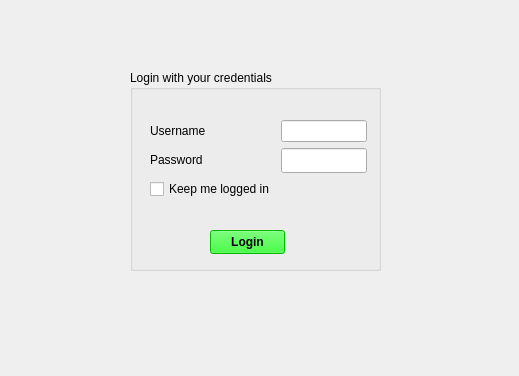
The window that Presentation/LoginWidget.ui (TarcaAndrei/NotesApp) describes before a commit, drawn with Qt 5.
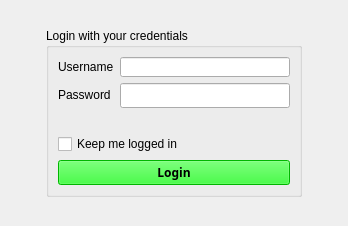
The same window after the commit.

```diff
--- a/Presentation/LoginWidget.ui
+++ b/Presentation/LoginWidget.ui
@@ -6,93 +6,46 @@
    <rect>
     <x>0</x>
     <y>0</y>
-    <width>519</width>
-    <height>376</height>
+    <width>348</width>
+    <height>226</height>
    </rect>
   </property>
   <property name="windowTitle">
    <string>LoginWidget</string>
   </property>
+  <layout class="QGridLayout" name="gridLayout">
+   <item row="1" column="1" alignment="Qt::AlignHCenter|Qt::AlignVCenter">
   <widget class="QGroupBox" name="groupBox">
-   <property name="geometry">
-    <rect>
-     <x>130</x>
-     <y>70</y>
-     <width>251</width>
-     <height>201</height>
-    </rect>
+     <property name="enabled">
+      <bool>true</bool>
+     </property>
+     <property name="sizePolicy">
+      <sizepolicy hsizetype="Preferred" vsizetype="Preferred">
+       <horstretch>0</horstretch>
+       <verstretch>0</verstretch>
+      </sizepolicy>
+     </property>
+     <property name="sizeIncrement">
+      <size>
+       <width>0</width>
+       <height>0</height>
+      </size>
+     </property>
+     <property name="font">
+      <font>
+       <family>Microsoft JhengHei UI</family>
+       <stylestrategy>PreferAntialias</stylestrategy>
+      </font>
+     </property>
+     <property name="contextMenuPolicy">
+      <enum>Qt::DefaultContextMenu</enum>
    </property>
    <property name="title">
     <string>Login with your credentials</string>
    </property>
-   <widget class="QWidget" name="formLayoutWidget">
-    <property name="geometry">
-     <rect>
-      <x>20</x>
-      <y>50</y>
-      <width>217</width>
-      <height>104</height>
-     </rect>
-    </property>
-    <layout class="QFormLayout" name="formLayout">
-     <item row="0" column="0">
-      <widget class="QLabel" name="label">
-       <property name="text">
-        <string>Username</string>
-       </property>
-      </widget>
-     </item>
-     <item row="1" column="0">
-      <widget class="QLabel" name="label_2">
-       <property name="text">
-        <string>Password</string>
-       </property>
-      </widget>
-     </item>
-     <item row="0" column="1">
-      <widget class="QLineEdit" name="user_txt">
-       <property name="text">
-        <string/>
-       </property>
-      </widget>
-     </item>
-     <item row="1" column="1">
-      <widget class="QLineEdit" name="password_txt">
-       <property name="font">
-        <font>
-         <family>Segoe UI Variable Small Semibol</family>
-        </font>
-       </property>
-       <property name="text">
-        <string/>
-       </property>
-      </widget>
-     </item>
-     <item row="4" column="0">
-      <widget class="QLabel" name="keepMeLoggedInLabel">
-       <property name="text">
-        <string/>
-       </property>
-      </widget>
-     </item>
+     <layout class="QGridLayout" name="gridLayout_2">
      <item row="2" column="0">
-      <widget class="QCheckBox" name="keep_logged_check">
-       <property name="text">
-        <string>Keep me logged in</string>
-       </property>
-      </widget>
-     </item>
-    </layout>
-   </widget>
    <widget class="QPushButton" name="butonlogin">
-    <property name="geometry">
-     <rect>
-      <x>80</x>
-      <y>160</y>
-      <width>75</width>
-      <height>24</height>
-     </rect>
-    </property>
     <property name="palette">
      <palette>
       <active>
@@ -537,6 +490,7 @@
     </property>
     <property name="font">
      <font>
+          <family>Lucida Sans Typewriter</family>
       <bold>true</bold>
       <stylestrategy>PreferAntialias</stylestrategy>
       <hintingpreference>PreferDefaultHinting</hintingpreference>
@@ -546,7 +500,133 @@
      <string>Login</string>
     </property>
    </widget>
-  </widget>
+      </item>
+      <item row="0" column="0">
+       <layout class="QFormLayout" name="formLayout">
+        <item row="0" column="0">
+         <widget class="QLabel" name="label">
+          <property name="text">
+           <string>Username</string>
+          </property>
+         </widget>
+        </item>
+        <item row="0" column="1">
+         <widget class="QLineEdit" name="user_txt">
+          <property name="minimumSize">
+           <size>
+            <width>170</width>
+            <height>20</height>
+           </size>
+          </property>
+          <property name="text">
+           <string/>
+          </property>
+         </widget>
+        </item>
+        <item row="1" column="0">
+         <widget class="QLabel" name="label_2">
+          <property name="text">
+           <string>Password</string>
+          </property>
+         </widget>
+        </item>
+        <item row="1" column="1">
+         <widget class="QLineEdit" name="password_txt">
+          <property name="font">
+           <font>
+            <family>Segoe UI Variable Small Semibol</family>
+            <stylestrategy>PreferAntialias</stylestrategy>
+           </font>
+          </property>
+          <property name="text">
+           <string/>
+          </property>
+         </widget>
+        </item>
+        <item row="3" column="0">
+         <widget class="QLabel" name="keepMeLoggedInLabel">
+          <property name="text">
+           <string/>
+          </property>
+         </widget>
+        </item>
+       </layout>
+      </item>
+      <item row="1" column="0" alignment="Qt::AlignVCenter">
+       <widget class="QCheckBox" name="keep_logged_check">
+        <property name="text">
+         <string>Keep me logged in</string>
+        </property>
+       </widget>
+      </item>
+     </layout>
+    </widget>
+   </item>
+   <item row="0" column="1">
+    <spacer name="verticalSpacer_2">
+     <property name="orientation">
+      <enum>Qt::Vertical</enum>
+     </property>
+     <property name="sizeType">
+      <enum>QSizePolicy::Preferred</enum>
+     </property>
+     <property name="sizeHint" stdset="0">
+      <size>
+       <width>20</width>
+       <height>40</height>
+      </size>
+     </property>
+    </spacer>
+   </item>
+   <item row="1" column="0">
+    <spacer name="horizontalSpacer">
+     <property name="orientation">
+      <enum>Qt::Horizontal</enum>
+     </property>
+     <property name="sizeType">
+      <enum>QSizePolicy::Preferred</enum>
+     </property>
+     <property name="sizeHint" stdset="0">
+      <size>
+       <width>10</width>
+       <height>20</height>
+      </size>
+     </property>
+    </spacer>
+   </item>
+   <item row="1" column="2">
+    <spacer name="horizontalSpacer_2">
+     <property name="orientation">
+      <enum>Qt::Horizontal</enum>
+     </property>
+     <property name="sizeType">
+      <enum>QSizePolicy::Preferred</enum>
+     </property>
+     <property name="sizeHint" stdset="0">
+      <size>
+       <width>10</width>
+       <height>5</height>
+      </size>
+     </property>
+    </spacer>
+   </item>
+   <item row="2" column="1">
+    <spacer name="verticalSpacer">
+     <property name="orientation">
+      <enum>Qt::Vertical</enum>
+     </property>
+     <property name="sizeType">
+      <enum>QSizePolicy::Preferred</enum>
+     </property>
+     <property name="sizeHint" stdset="0">
+      <size>
+       <width>20</width>
+       <height>40</height>
+      </size>
+     </property>
+    </spacer>
+   </item>
+  </layout>
  </widget>
  <resources/>
  <connections/>
```
Lines whose indentation alone changed are shown as unchanged.
